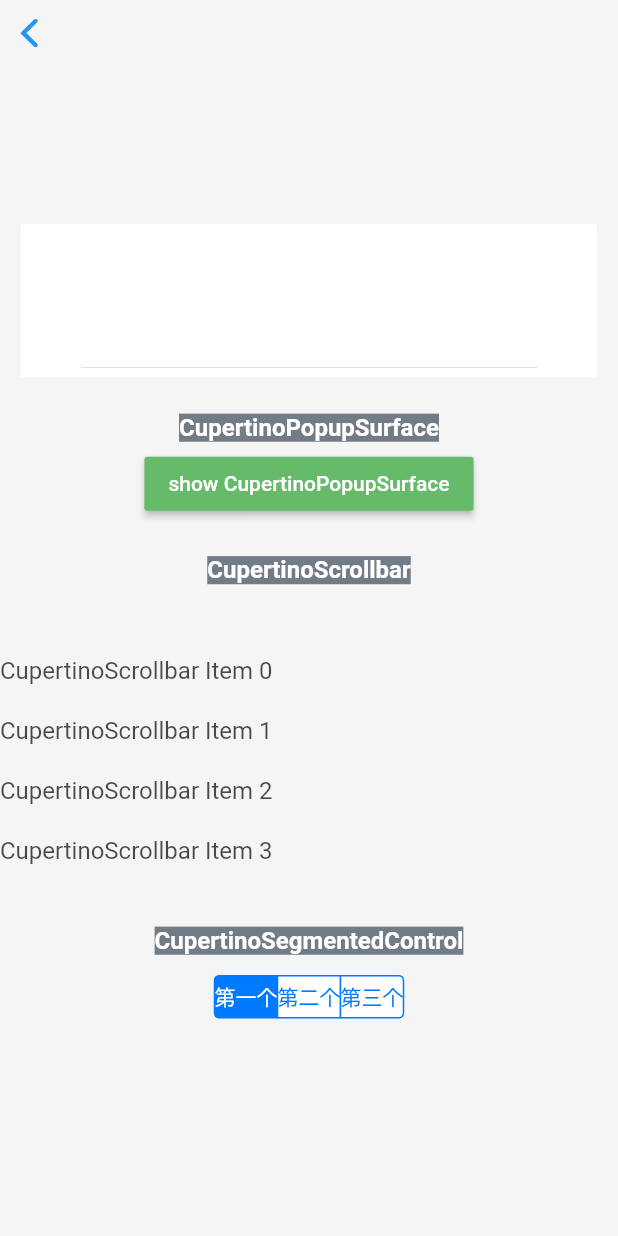
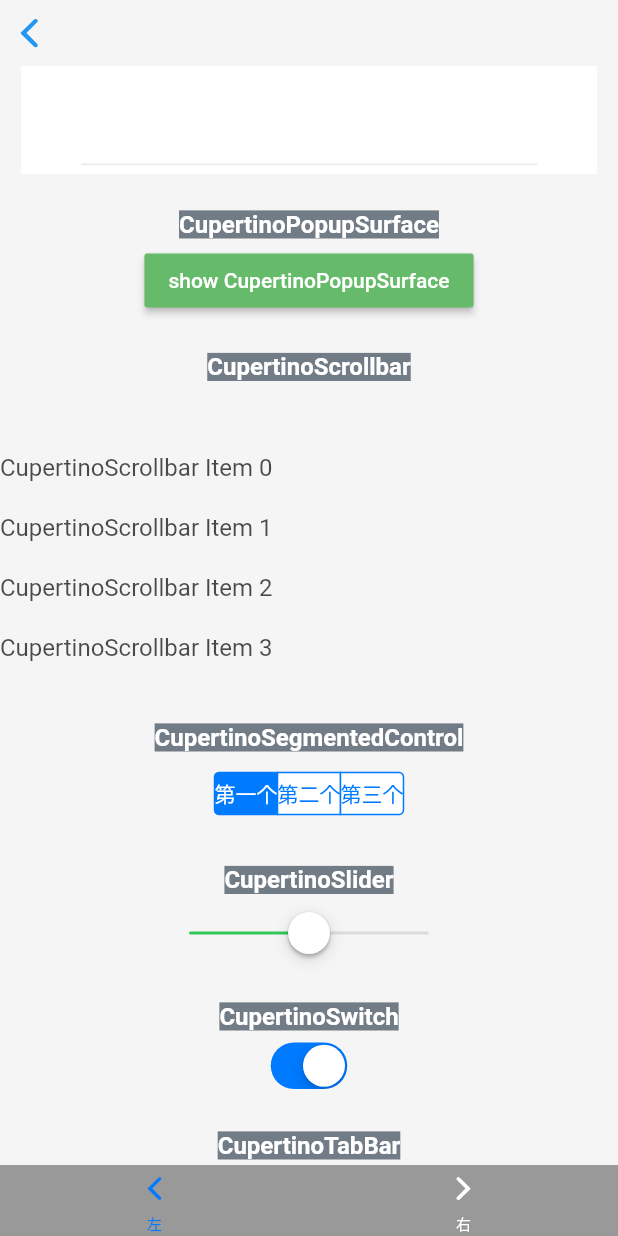
Before and after one commit to WitheredSkull/Flutter_Widget, a Flutter app: the CupertinoPage4 widget shown alone on an empty page, opened directly with empty values, on a phone screen of 412 x 824 dp. Run offline on Flutter 3.47's test engine with Material 2 defaults, Android fonts, the light colour scheme and no system bars.

Commit message:
完成IOS的所有部件

```diff
--- a/lib/view/advance/cupertino/CupertinoPage4.dart
+++ b/lib/view/advance/cupertino/CupertinoPage4.dart
@@ -5,6 +5,12 @@ import 'package:flutter_widget/view/base/BaseCodeState.dart';
 import 'package:flutter_widget/view/widget/cupertino/CupertinoPopupSurfaceWidget.dart';
 import 'package:flutter_widget/view/widget/cupertino/CupertinoScrollbarWidget.dart';
 import 'package:flutter_widget/view/widget/cupertino/CupertinoSegmentedControlWidget.dart';
+import 'package:flutter_widget/view/widget/cupertino/CupertinoSliderWidget.dart';
+import 'package:flutter_widget/view/widget/cupertino/CupertinoSwitchWidget.dart';
+import 'package:flutter_widget/view/widget/cupertino/CupertinoTabBarWidget.dart';
+import 'package:flutter_widget/view/widget/cupertino/CupertinoTabScaffoldWidget.dart';
+import 'package:flutter_widget/view/widget/cupertino/CupertinoTextFieldWidget.dart';
+import 'package:flutter_widget/view/widget/cupertino/CupertinoTimerPickerWidget.dart';
 import 'package:flutter_widget/view/widget/custom/DefaultButton.dart';
 import 'package:flutter_widget/view/widget/custom/Explan.dart';
 import 'package:flutter_widget/view/widget/custom/ItemName.dart';
@@ -49,6 +55,24 @@ class CupertinoPage4State extends BaseCodeState<CupertinoPage4> {
       ),
       ItemName("CupertinoSegmentedControl"),
       CupertinoSegmentedControlWidget(),
+      ItemName("CupertinoSlider"),
+      CupertinoSliderWidget(),
+      ItemName("CupertinoSwitch"),
+      CupertinoSwitchWidget(),
+      ItemName("CupertinoTabBar"),
+      CupertinoTabBarWidget(),
+      ItemName("CupertinoTabScaffold and CupertinoTabView"),
+      DefaultButton("点击查看", () {
+        Navigator.of(context).push(CupertinoPageRoute(builder: (context) {
+          return CupertinoTabScaffoldWidget();
+        }));
+      }),
+      ItemName("CupertinoTextField"),
+      CupertinoTextFieldWidget(),
+      ItemName("CupertinoTimerPicker"),
+      DefaultButton("show CupertinoTimerPicker", () {
+        CupertinoTimerPickerWidget.showCupertinoTimerPickerDialog(context);
+      })
     ]));
   }
 
--- /dev/null
+++ b/lib/view/widget/cupertino/CupertinoSliderWidget.dart
@@ -0,0 +1,53 @@
+import 'package:flutter/cupertino.dart';
+import 'package:flutter_widget/view/widget/custom/Toast.dart';
+
+class CupertinoSliderWidget extends StatefulWidget {
+  @override
+  State<StatefulWidget> createState() {
+    // TODO: implement createState
+    return CupertinoSliderWidgetState();
+  }
+}
+
+class CupertinoSliderWidgetState extends State<CupertinoSliderWidget> {
+  var position = 0.5;
+
+  @override
+  Widget build(BuildContext context) {
+    ///Used to select from a range of values.
+    ///一个IOS风格的滑动指示器,用于从一组值中选择
+    return CupertinoSlider(
+      ///滑动到的位置
+      value: position,
+
+      ///滑动监听
+      onChanged: (position) {
+        setState(() {
+          this.position = position;
+        });
+      },
+
+      ///开始滑动监听
+      onChangeStart: (position) {
+        Toast.show(context, "开始监听$position");
+      },
+
+      ///结束滑动监听
+      onChangeEnd: (position) {
+        Toast.show(context, "结束监听$position");
+      },
+
+      ///最小值(value需要在最小值和最大值之间波动)
+      min: 0.0,
+
+      ///最大值
+      max: 1.0,
+
+      ///分成多少个区间进行滑动
+      divisions: 4,
+
+      ///滑块颜色和已滑过部分颜色
+      activeColor: CupertinoColors.activeGreen,
+    );
+  }
+}
--- /dev/null
+++ b/lib/view/widget/cupertino/CupertinoSwitchWidget.dart
@@ -0,0 +1,30 @@
+import 'package:flutter/cupertino.dart';
+import 'package:flutter/gestures.dart';
+
+class CupertinoSwitchWidget extends StatefulWidget {
+  @override
+  State<StatefulWidget> createState() {
+    // TODO: implement createState
+    return CupertinoSwitchWidgetState();
+  }
+}
+
+class CupertinoSwitchWidgetState extends State<CupertinoSwitchWidget> {
+  bool isSwitch = true;
+
+  @override
+  Widget build(BuildContext context) {
+    ///An iOS-style switch. Used to toggle the on/off state of a single setting.
+    ///IOS样式的开关切换按钮
+    return CupertinoSwitch(
+      value: isSwitch,
+      onChanged: (value) {
+        setState(() {
+          isSwitch = value;
+        });
+      },
+      activeColor: CupertinoColors.activeBlue,
+      dragStartBehavior: DragStartBehavior.start,
+    );
+  }
+}
--- /dev/null
+++ b/lib/view/widget/cupertino/CupertinoTabBarWidget.dart
@@ -0,0 +1,57 @@
+import 'package:flutter/cupertino.dart';
+
+class CupertinoTabBarWidget extends StatefulWidget {
+  @override
+  State<StatefulWidget> createState() {
+    // TODO: implement createState
+    return CupertinoTabBarWidgetState();
+  }
+}
+
+class CupertinoTabBarWidgetState extends State<CupertinoTabBarWidget> {
+  var choice = 0;
+
+  @override
+  Widget build(BuildContext context) {
+    ///An iOS-style bottom tab bar. Typically used with CupertinoTabScaffold.
+    ///一个IOS风格的底部标签栏
+    return CupertinoTabBar(
+      ///底部标签
+      items: [
+        BottomNavigationBarItem(
+            icon: Icon(CupertinoIcons.back), title: Text("左")),
+        BottomNavigationBarItem(
+            icon: Icon(CupertinoIcons.forward), title: Text("右"))
+      ],
+
+      ///点击事件回调
+      onTap: (value) {
+        setState(() {
+          choice = value;
+        });
+      },
+
+      ///当前选中的是第几个标签
+      currentIndex: choice,
+
+      ///背景颜色
+      backgroundColor: CupertinoColors.inactiveGray,
+
+      ///正在活动的标签颜色
+      activeColor: CupertinoColors.activeBlue,
+
+      ///不活跃的标签颜色
+      inactiveColor: CupertinoColors.white,
+
+      ///标签Icon的大小
+      iconSize: 24,
+
+      ///标签栏的边框
+      border: const Border(
+          top: BorderSide(
+              color: CupertinoColors.inactiveGray,
+              width: 0.0,
+              style: BorderStyle.solid)),
+    );
+  }
+}
--- /dev/null
+++ b/lib/view/widget/cupertino/CupertinoTextFieldWidget.dart
@@ -0,0 +1,162 @@
+import 'package:flutter/cupertino.dart';
+import 'package:flutter/gestures.dart';
+import 'package:flutter/material.dart';
+
+class CupertinoTextFieldWidget extends StatefulWidget {
+  @override
+  State<StatefulWidget> createState() {
+    // TODO: implement createState
+    return CupertinoTextFieldWidgetState();
+  }
+}
+
+class CupertinoTextFieldWidgetState extends State<CupertinoTextFieldWidget> {
+  @override
+  Widget build(BuildContext context) {
+    ///An iOS-style text field.
+    ///一个IOS风格的文本编辑框
+    return CupertinoTextField(
+      ///控制器
+      controller: TextEditingController(text: "Test"),
+
+      ///关注焦点
+      focusNode: FocusNode(),
+
+      ///装饰
+      decoration: BoxDecoration(
+          borderRadius: BorderRadius.circular(10),
+          color: CupertinoColors.white),
+
+      ///内边距
+      padding: const EdgeInsets.all(10.00),
+
+      ///占位符
+      placeholder: "placeholder",
+
+      ///占位符样式
+      placeholderStyle: const TextStyle(color: CupertinoColors.activeBlue),
+
+      ///前缀
+      prefix: Icon(Icons.adjust),
+
+      ///前缀显示模式
+      prefixMode: OverlayVisibilityMode.always,
+
+      ///后缀
+      suffix: Icon(Icons.search),
+
+      ///后缀显示模式
+      suffixMode: OverlayVisibilityMode.always,
+
+      ///清晰按钮模式
+      clearButtonMode: OverlayVisibilityMode.always,
+
+      ///软键盘输入类型
+      keyboardType: TextInputType.number,
+
+      ///软键盘右下角按钮样式
+      textInputAction: TextInputAction.search,
+
+      ///文本大小写
+      textCapitalization: TextCapitalization.none,
+
+      ///文字样式
+      style: TextStyle(
+          decoration: TextDecoration.none,
+          fontSize: 24,
+          color: CupertinoColors.black.withOpacity(0.7)),
+
+      ///支柱的风格
+      strutStyle: StrutStyle(fontSize: 10),
+
+      ///文本对齐方式
+      textAlign: TextAlign.start,
+
+      ///文本垂直对齐
+      textAlignVertical: TextAlignVertical.center,
+
+      ///是否是只读
+      readOnly: false,
+
+      ///长按工具栏支持
+      toolbarOptions:
+          ToolbarOptions(copy: true, cut: true, paste: true, selectAll: true),
+
+      ///显示游标？
+      showCursor: true,
+
+      ///自动获取焦点
+      autofocus: false,
+
+      ///模糊的文字(就是密码那个)
+      obscureText: false,
+
+      ///自动更正
+      autocorrect: true,
+
+      ///最大行数
+      maxLines: 1,
+
+      ///最小的行数
+//      minLines: ,
+      ///是否填充父部件的所有剩余空间
+      expands: false,
+
+      ///最大可以输入长度10位的文本
+      maxLength: 10,
+
+      ///最大长度执行(如果为true则阻止文字数量超出maxLength)
+      maxLengthEnforced: true,
+
+      ///文字改变监听
+      onChanged: (value) {},
+
+      ///输入完整的回调
+      onEditingComplete: () {
+        print("编辑完成回调");
+      },
+
+      ///点击完成的回调
+      onSubmitted: (value) {
+        print("提交回调");
+      },
+
+      ///输入格式器
+//      inputFormatters: ,
+      ///是否启用
+      enabled: true,
+
+      ///游标的宽度
+      cursorWidth: 2.0,
+
+      ///游标半径
+      cursorRadius: const Radius.circular(2.0),
+
+      ///游标颜色
+      cursorColor: CupertinoColors.activeBlue,
+
+      ///键盘的外观（只适用IOS设备）
+      keyboardAppearance: Brightness.light,
+
+      ///滑动的内边距
+      scrollPadding: const EdgeInsets.all(20.0),
+
+      ///拖动开始行为
+      dragStartBehavior: DragStartBehavior.start,
+
+      ///启用交互式选择
+      enableInteractiveSelection: true,
+
+      ///点击事件
+      onTap: () {
+        print("点击回调");
+      },
+
+      ///滑动控制器
+      scrollController: ScrollController(),
+
+      ///模拟物理滑动
+      scrollPhysics: ScrollPhysics(),
+    );
+  }
+}
--- a/lib/view/widget/custom/ItemName.dart
+++ b/lib/view/widget/custom/ItemName.dart
@@ -21,6 +21,7 @@ class ItemName extends StatelessWidget {
 
   _getDataView() => Text(
         data,
+        textAlign: TextAlign.center,
         style: TextStyle(
             backgroundColor: Color(0xFF717c86),
             color: Colors.white,
@@ -30,6 +31,7 @@ class ItemName extends StatelessWidget {
 
   _getSubDataView() => Text(
         subData,
+        textAlign: TextAlign.center,
         style: TextStyle(
             backgroundColor: Color(0xFF2a3841),
             color: Colors.white,
```
Also changed, not shown: lib/view/widget/cupertino/CupertinoTabScaffoldWidget.dart (added, +81 -0 lines), lib/view/widget/cupertino/CupertinoTimerPickerWidget.dart (added, +23 -0 lines).
